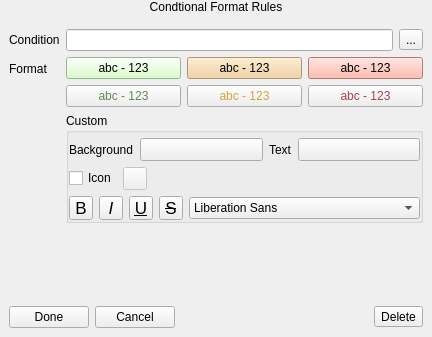
Old version of the form src/ui/qgsfieldconditionalformatwidget.ui in the repository qgis/QGIS.
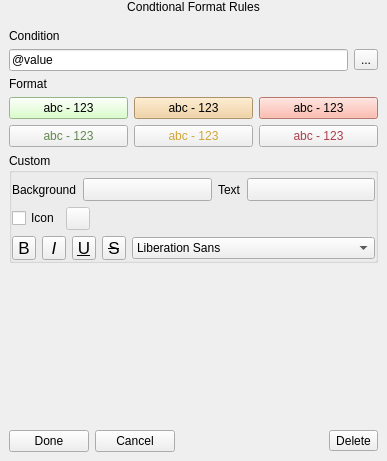
New version of the form. Icons and pictures are not drawn. Custom widgets are drawn as their Qt base class.

```diff
--- a/src/ui/qgsfieldconditionalformatwidget.ui
+++ b/src/ui/qgsfieldconditionalformatwidget.ui
@@ -6,8 +6,8 @@
    <rect>
     <x>0</x>
     <y>0</y>
-    <width>410</width>
-    <height>337</height>
+    <width>387</width>
+    <height>461</height>
    </rect>
   </property>
   <property name="sizePolicy">
@@ -86,21 +86,22 @@
       </layout>
      </widget>
      <widget class="QWidget" name="page_2">
-      <layout class="QFormLayout" name="formLayout">
-       <property name="fieldGrowthPolicy">
-        <enum>QFormLayout::AllNonFixedFieldsGrow</enum>
-       </property>
-       <item row="4" column="0">
+      <layout class="QGridLayout" name="gridLayout_3">
+       <item row="0" column="0">
         <widget class="QLabel" name="label">
          <property name="text">
           <string>Condition</string>
          </property>
         </widget>
        </item>
-       <item row="4" column="1">
+       <item row="1" column="0">
         <layout class="QHBoxLayout" name="horizontalLayout_5">
          <item>
-          <widget class="QLineEdit" name="mRuleEdit"/>
+          <widget class="QLineEdit" name="mRuleEdit">
+           <property name="text">
+            <string>@value</string>
+           </property>
+          </widget>
          </item>
          <item>
           <widget class="QToolButton" name="btnBuildExpression">
@@ -115,62 +116,9 @@
          </item>
         </layout>
        </item>
-       <item row="5" column="0">
-        <widget class="QLabel" name="label_3">
-         <property name="text">
-          <string>Format</string>
-         </property>
-        </widget>
-       </item>
-       <item row="5" column="1">
+       <item row="2" column="0">
         <layout class="QGridLayout" name="gridLayout_2">
-         <item row="0" column="0">
-          <widget class="QPushButton" name="mDefault1">
-           <property name="styleSheet">
-            <string notr="true">background-color: rgb(208, 255, 187);</string>
-           </property>
-           <property name="text">
-            <string>abc - 123</string>
-           </property>
-           <property name="checkable">
-            <bool>true</bool>
-           </property>
-           <property name="backColor" stdset="0">
-            <color>
-             <red>154</red>
-             <green>216</green>
-             <blue>113</blue>
-            </color>
-           </property>
-           <attribute name="buttonGroup">
-            <string notr="true">mDefaultButtons</string>
-           </attribute>
-          </widget>
-         </item>
-         <item row="0" column="2">
-          <widget class="QPushButton" name="mDefault2">
-           <property name="styleSheet">
-            <string notr="true">background-color: rgb(255, 167, 151);</string>
-           </property>
-           <property name="text">
-            <string>abc - 123</string>
-           </property>
-           <property name="checkable">
-            <bool>true</bool>
-           </property>
-           <property name="backColor" stdset="0">
-            <color>
-             <red>255</red>
-             <green>130</green>
-             <blue>130</blue>
-            </color>
-           </property>
-           <attribute name="buttonGroup">
-            <string notr="true">mDefaultButtons</string>
-           </attribute>
-          </widget>
-         </item>
-         <item row="0" column="1">
+         <item row="1" column="1">
           <widget class="QPushButton" name="mDefault3">
            <property name="styleSheet">
             <string notr="true">background-color: rgb(240, 204, 146);</string>
@@ -193,7 +141,7 @@
            </attribute>
           </widget>
          </item>
-         <item row="1" column="2">
+         <item row="2" column="2">
           <widget class="QPushButton" name="pushButton_7">
            <property name="styleSheet">
             <string notr="true">color: rgb(170, 64, 75);</string>
@@ -216,7 +164,7 @@
            </attribute>
           </widget>
          </item>
-         <item row="1" column="1">
+         <item row="2" column="1">
           <widget class="QPushButton" name="pushButton_8">
            <property name="styleSheet">
             <string notr="true">color: rgb(209, 166, 57);</string>
@@ -239,7 +187,7 @@
            </attribute>
           </widget>
          </item>
-         <item row="1" column="0">
+         <item row="2" column="0">
           <widget class="QPushButton" name="pushButton_3">
            <property name="styleSheet">
             <string notr="true">color: rgb(98, 136, 78);</string>
@@ -262,9 +210,62 @@
            </attribute>
           </widget>
          </item>
+         <item row="1" column="2">
+          <widget class="QPushButton" name="mDefault2">
+           <property name="styleSheet">
+            <string notr="true">background-color: rgb(255, 167, 151);</string>
+           </property>
+           <property name="text">
+            <string>abc - 123</string>
+           </property>
+           <property name="checkable">
+            <bool>true</bool>
+           </property>
+           <property name="backColor" stdset="0">
+            <color>
+             <red>255</red>
+             <green>130</green>
+             <blue>130</blue>
+            </color>
+           </property>
+           <attribute name="buttonGroup">
+            <string notr="true">mDefaultButtons</string>
+           </attribute>
+          </widget>
+         </item>
+         <item row="1" column="0">
+          <widget class="QPushButton" name="mDefault1">
+           <property name="styleSheet">
+            <string notr="true">background-color: rgb(208, 255, 187);</string>
+           </property>
+           <property name="text">
+            <string>abc - 123</string>
+           </property>
+           <property name="checkable">
+            <bool>true</bool>
+           </property>
+           <property name="backColor" stdset="0">
+            <color>
+             <red>154</red>
+             <green>216</green>
+             <blue>113</blue>
+            </color>
+           </property>
+           <attribute name="buttonGroup">
+            <string notr="true">mDefaultButtons</string>
+           </attribute>
+          </widget>
+         </item>
+         <item row="0" column="0">
+          <widget class="QLabel" name="label_3">
+           <property name="text">
+            <string>Format</string>
+           </property>
+          </widget>
+         </item>
         </layout>
        </item>
-       <item row="6" column="1">
+       <item row="3" column="0">
         <widget class="QGroupBox" name="horizontalGroupBox_2">
          <property name="title">
           <string>Custom</string>
@@ -586,7 +587,7 @@
          </layout>
         </widget>
        </item>
-       <item row="9" column="0" colspan="2">
+       <item row="4" column="0">
         <spacer name="verticalSpacer">
          <property name="orientation">
           <enum>Qt::Vertical</enum>
@@ -602,7 +603,7 @@
          </property>
         </spacer>
        </item>
-       <item row="10" column="0" colspan="2">
+       <item row="5" column="0">
         <layout class="QHBoxLayout" name="horizontalLayout_2">
          <item>
           <widget class="QPushButton" name="mSaveRule">
```
Left out of the diff: 89 changed lines with no effect on the pictures.
